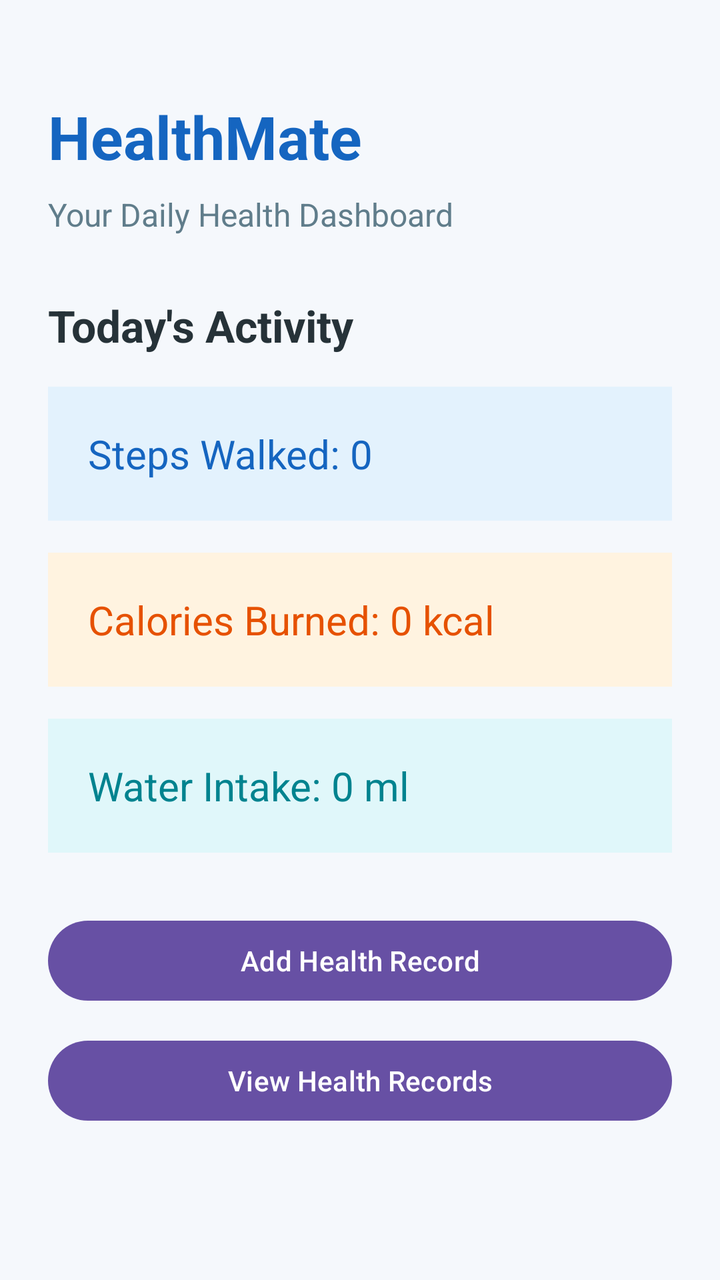
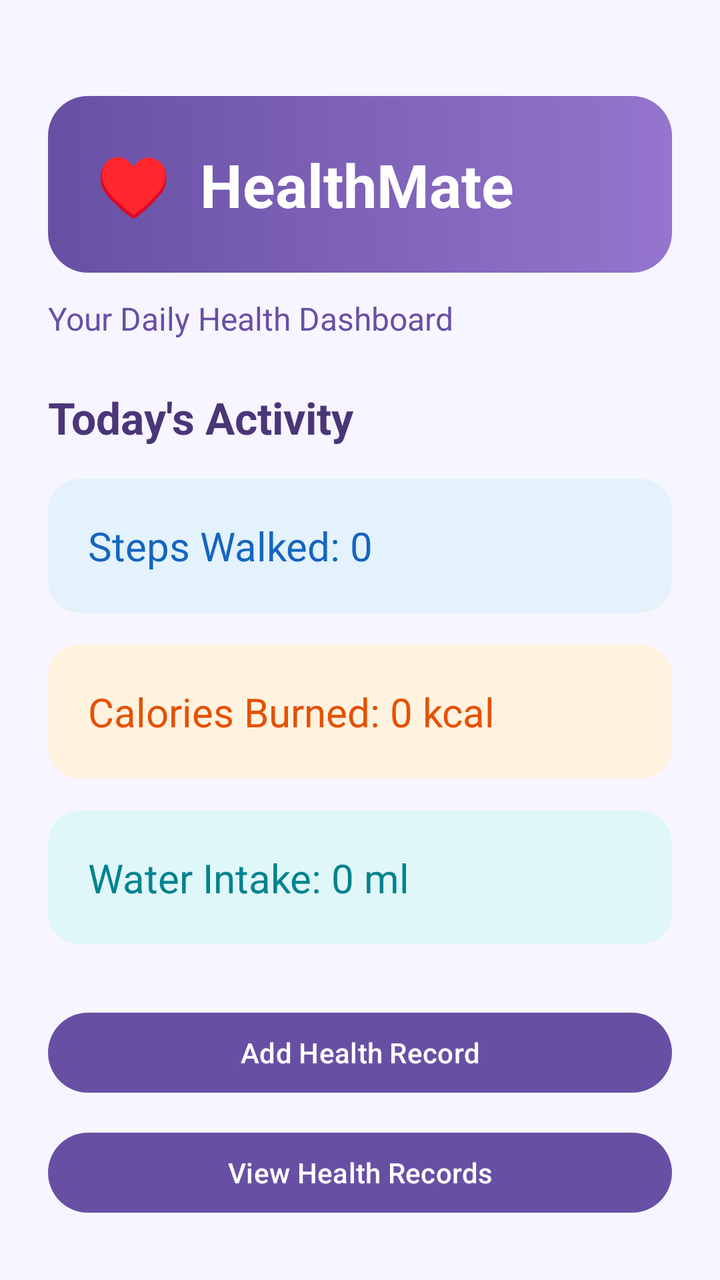

Two renders of the same Android screen: before a commit and after it. Below are the layout's source before the change and the commit's diff.
<!-- AndroidManifest.xml: application theme Theme.HealthMate -->
<!-- res/layout/activity_main.xml -->
<?xml version="1.0" encoding="utf-8"?>
<ScrollView
    xmlns:android="http://schemas.android.com/apk/res/android"
    android:id="@+id/main"
    android:layout_width="match_parent"
    android:layout_height="match_parent"
    android:background="#F5F8FC"
    android:fillViewport="true">

    <LinearLayout
        android:layout_width="match_parent"
        android:layout_height="wrap_content"
        android:orientation="vertical"
        android:padding="24dp">

        <TextView
            android:layout_width="match_parent"
            android:layout_height="wrap_content"
            android:text="HealthMate"
            android:textSize="30sp"
            android:textStyle="bold"
            android:textColor="#1565C0"
            android:layout_marginTop="24dp"/>

        <TextView
            android:layout_width="match_parent"
            android:layout_height="wrap_content"
            android:text="Your Daily Health Dashboard"
            android:textSize="16sp"
            android:textColor="#607D8B"
            android:layout_marginTop="8dp"
            android:layout_marginBottom="30dp"/>

        <TextView
            android:layout_width="match_parent"
            android:layout_height="wrap_content"
            android:text="Today's Activity"
            android:textSize="22sp"
            android:textStyle="bold"
            android:textColor="#263238"
            android:layout_marginBottom="16dp"/>

        <TextView
            android:id="@+id/txtSteps"
            android:layout_width="match_parent"
            android:layout_height="wrap_content"
            android:text="Steps Walked: 0"
            android:textSize="20sp"
            android:textColor="#1565C0"
            android:background="#E3F2FD"
            android:padding="20dp"
            android:layout_marginBottom="16dp"/>

        <TextView
            android:id="@+id/txtCalories"
            android:layout_width="match_parent"
            android:layout_height="wrap_content"
            android:text="Calories Burned: 0 kcal"
            android:textSize="20sp"
            android:textColor="#E65100"
            android:background="#FFF3E0"
            android:padding="20dp"
            android:layout_marginBottom="16dp"/>

        <TextView
            android:id="@+id/txtWater"
            android:layout_width="match_parent"
            android:layout_height="wrap_content"
            android:text="Water Intake: 0 ml"
            android:textSize="20sp"
            android:textColor="#00838F"
            android:background="#E0F7FA"
            android:padding="20dp"
            android:layout_marginBottom="30dp"/>

        <Button
            android:id="@+id/btnAddRecord"
            android:layout_width="match_parent"
            android:layout_height="wrap_content"
            android:text="Add Health Record"
            android:textAllCaps="false"/>

        <Button
            android:id="@+id/btnViewRecords"
            android:layout_width="match_parent"
            android:layout_height="wrap_content"
            android:text="View Health Records"
            android:textAllCaps="false"
            android:layout_marginTop="12dp"/>

    </LinearLayout>
</ScrollView>
<!-- resources referenced by this layout -->
<resources>
  <style name="Theme.HealthMate" parent="Base.Theme.HealthMate" />
  <style name="Base.Theme.HealthMate" parent="Theme.Material3.DayNight.NoActionBar">
          
          
      </style>
</resources>

<!-- the commit's change to res/layout/activity_main.xml (unified diff, before → after) -->
@@ -4,7 +4,7 @@
     android:id="@+id/main"
     android:layout_width="match_parent"
     android:layout_height="match_parent"
-    android:background="#F5F8FC"
+    android:background="#F7F5FF"
     android:fillViewport="true">
 
     <LinearLayout
@@ -16,20 +16,23 @@
         <TextView
             android:layout_width="match_parent"
             android:layout_height="wrap_content"
-            android:text="HealthMate"
+            android:text="♥  HealthMate"
             android:textSize="30sp"
             android:textStyle="bold"
-            android:textColor="#1565C0"
-            android:layout_marginTop="24dp"/>
+            android:textColor="#FFFFFF"
+            android:background="@drawable/bg_dashboard_header"
+            android:padding="24dp"
+            android:layout_marginTop="24dp"
+            android:gravity="center_vertical"/>
 
         <TextView
             android:layout_width="match_parent"
             android:layout_height="wrap_content"
             android:text="Your Daily Health Dashboard"
             android:textSize="16sp"
-            android:textColor="#607D8B"
-            android:layout_marginTop="8dp"
-            android:layout_marginBottom="30dp"/>
+            android:textColor="#6750A4"
+            android:layout_marginTop="12dp"
+            android:layout_marginBottom="24dp"/>
 
         <TextView
             android:layout_width="match_parent"
@@ -37,7 +40,7 @@
             android:text="Today's Activity"
             android:textSize="22sp"
             android:textStyle="bold"
-            android:textColor="#263238"
+            android:textColor="#4A3678"
             android:layout_marginBottom="16dp"/>
 
         <TextView
@@ -47,7 +50,7 @@
             android:text="Steps Walked: 0"
             android:textSize="20sp"
             android:textColor="#1565C0"
-            android:background="#E3F2FD"
+            android:background="@drawable/bg_steps_cards"
             android:padding="20dp"
             android:layout_marginBottom="16dp"/>
 
@@ -58,7 +61,7 @@
             android:text="Calories Burned: 0 kcal"
             android:textSize="20sp"
             android:textColor="#E65100"
-            android:background="#FFF3E0"
+            android:background="@drawable/bg_calories_card"
             android:padding="20dp"
             android:layout_marginBottom="16dp"/>
 
@@ -69,7 +72,7 @@
             android:text="Water Intake: 0 ml"
             android:textSize="20sp"
             android:textColor="#00838F"
-            android:background="#E0F7FA"
+            android:background="@drawable/bg_water_card"
             android:padding="20dp"
             android:layout_marginBottom="30dp"/>
 
<!-- resource entries referenced after the edit -->
@@ -1,5 +1,48 @@
 <!-- resources referenced by this layout -->
 <resources>
+  <!-- drawable bg_calories_card (drawable) -->
+  <?xml version="1.0" encoding="utf-8"?>
+  <shape xmlns:android="http://schemas.android.com/apk/res/android"
+      android:shape="rectangle">
+  
+      <solid android:color="#FFF3E0"/>
+  
+      <corners android:radius="16dp"/>
+  
+  </shape>
+  <!-- drawable bg_dashboard_header (drawable) -->
+  <?xml version="1.0" encoding="utf-8"?>
+  <shape xmlns:android="http://schemas.android.com/apk/res/android"
+      android:shape="rectangle">
+  
+      <gradient
+          android:startColor="#6750A4"
+          android:endColor="#9575CD"
+          android:angle="0" />
+  
+      <corners android:radius="20dp" />
+  
+  </shape>
+  <!-- drawable bg_steps_cards (drawable) -->
+  <?xml version="1.0" encoding="utf-8"?>
+  <shape xmlns:android="http://schemas.android.com/apk/res/android"
+      android:shape="rectangle">
+  
+      <solid android:color="#E3F2FD"/>
+  
+      <corners android:radius="16dp"/>
+  
+  </shape>
+  <!-- drawable bg_water_card (drawable) -->
+  <?xml version="1.0" encoding="utf-8"?>
+  <shape xmlns:android="http://schemas.android.com/apk/res/android"
+      android:shape="rectangle">
+  
+      <solid android:color="#E0F7FA"/>
+  
+      <corners android:radius="16dp"/>
+  
+  </shape>
   <style name="Theme.HealthMate" parent="Base.Theme.HealthMate" />
   <style name="Base.Theme.HealthMate" parent="Theme.Material3.DayNight.NoActionBar">
           
